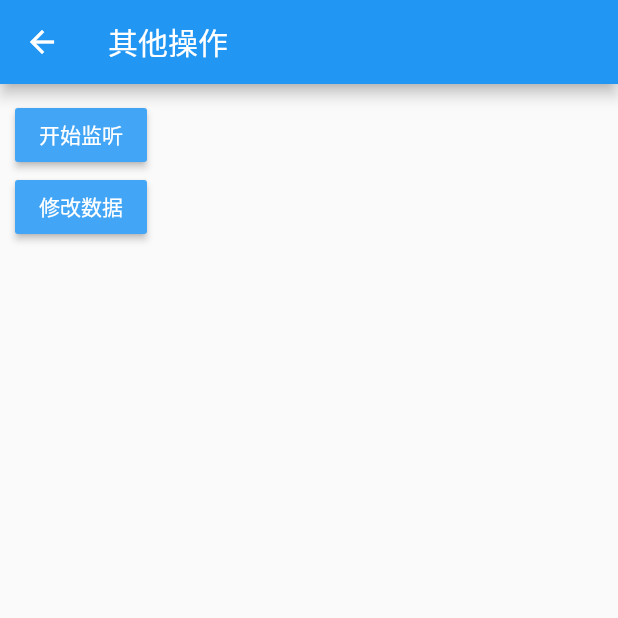
After one commit to bmob/bmob-flutter-sdk, a Flutter app: the RealTimePage screen opened by its route, on a phone screen of 412 x 824 dp, the top half of it. The commit adds this screen. Run offline on Flutter 3.47's test engine with Material 2 defaults, Android fonts, the phone set to English and light mode, and no system bars; our stand-ins replace dio; generated files the repository leaves out were written again.

Commit message:
add realtime data

```diff
--- a/data_demo/lib/main.dart
+++ b/data_demo/lib/main.dart
@@ -14,6 +14,7 @@ import 'page/query_page.dart';
 import 'page/pointer_page.dart';
 import 'page/acl_page.dart';
 import 'page/geo_point_page.dart';
+import 'page/real_time_page.dart';
 void main() => runApp(MyApp());
 
 class MyApp extends StatelessWidget {
@@ -52,6 +53,7 @@ class MyApp extends StatelessWidget {
         'pointerRoute':(BuildContext context)=>new PointerPage(),
         'aclRoute':(BuildContext context)=>new AclPage(),
         'geoPointRoute':(BuildContext context)=> new GeoPointPage(),
+        'realtimeRoute':(BuildContext context)=> new RealTimePage(),
       },
     );
   }
--- /dev/null
+++ b/data_demo/lib/page/real_time_page.dart
@@ -0,0 +1,64 @@
+import 'dart:convert';
+
+import 'package:flutter/material.dart';
+
+import 'package:data_plugin/bmob/realtime/real_time_data_manager.dart';
+import 'package:data_plugin/bmob/realtime/client.dart';
+import 'package:data_plugin/bmob/realtime/change.dart';
+import '../bean/blog.dart';
+class RealTimePage extends StatefulWidget {
+  @override
+  _RealTimeState createState() {
+    // TODO: implement createState
+    return _RealTimeState();
+  }
+}
+
+class _RealTimeState extends State<RealTimePage> {
+  @override
+  Widget build(BuildContext context) {
+    // TODO: implement build
+    return new Scaffold(
+      appBar: new AppBar(
+        title: Text("其他操作"),
+      ),
+      body: new Container(
+        margin: new EdgeInsets.all(10.0),
+        child: new Column(
+          children: <Widget>[
+            RaisedButton(
+                onPressed: () {
+                  _listen();
+                },
+                color: Colors.blue[400],
+                child: new Text('开始监听',
+                    style: new TextStyle(color: Colors.white))),
+
+          ],
+        ),
+      ),
+    );
+  }
+
+
+  ///数据监听
+  void _listen() {
+    RealTimeDataManager.getInstance().listen(
+        onConnected: (Client client) {
+          print("监听数据连接成功，开始订阅消息！");
+          client.subTableUpdate("Blog");
+        },
+        onDisconnected: () {
+          print("监听数据断开连接");
+        },
+        onDataChanged: (Change data) {
+          Blog blog = Blog.fromJson(data.data);
+          print("监听到数据变化："+blog.toJson().toString());
+        },
+        onError: (error) {
+          print("监听数据发送错误："+error.toString());
+        });
+  }
+
+
+}
--- a/data_demo/pubspec.yaml
+++ b/data_demo/pubspec.yaml
@@ -24,7 +24,7 @@ dependencies:
   # The following adds the Cupertino Icons font to your application.
   # Use with the CupertinoIcons class for iOS style icons.
   cupertino_icons: ^0.1.2
-  data_plugin: ^0.0.5
+  data_plugin: ^0.0.6
   permission_handler: ^3.0.0
 
 dev_dependencies:
--- a/data_plugin/example/lib/main.dart
+++ b/data_plugin/example/lib/main.dart
@@ -14,6 +14,8 @@ import 'page/query_page.dart';
 import 'page/pointer_page.dart';
 import 'page/acl_page.dart';
 import 'page/geo_point_page.dart';
+import 'page/real_time_page.dart';
+
 void main() => runApp(MyApp());
 
 class MyApp extends StatelessWidget {
@@ -52,6 +54,7 @@ class MyApp extends StatelessWidget {
         'pointerRoute':(BuildContext context)=>new PointerPage(),
         'aclRoute':(BuildContext context)=>new AclPage(),
         'geoPointRoute':(BuildContext context)=> new GeoPointPage(),
+        'realtimeRoute':(BuildContext context)=> new RealTimePage(),
       },
     );
   }
--- /dev/null
+++ b/data_plugin/example/lib/page/real_time_page.dart
@@ -0,0 +1,72 @@
+import 'dart:convert';
+
+import 'package:flutter/material.dart';
+
+import 'package:data_plugin/bmob/realtime/real_time_data_manager.dart';
+import 'package:data_plugin/bmob/realtime/client.dart';
+import 'package:data_plugin/bmob/realtime/change.dart';
+import '../bean/blog.dart';
+class RealTimePage extends StatefulWidget {
+  @override
+  _RealTimeState createState() {
+    // TODO: implement createState
+    return _RealTimeState();
+  }
+}
+
+class _RealTimeState extends State<RealTimePage> {
+  @override
+  Widget build(BuildContext context) {
+    // TODO: implement build
+    return new Scaffold(
+      appBar: new AppBar(
+        title: Text("其他操作"),
+      ),
+      body: new Container(
+        margin: new EdgeInsets.all(10.0),
+        child: new Column(
+          children: <Widget>[
+            RaisedButton(
+                onPressed: () {
+                  _listen();
+                },
+                color: Colors.blue[400],
+                child: new Text('开始监听',
+                    style: new TextStyle(color: Colors.white))),
+            RaisedButton(
+                onPressed: () {
+                  _change();
+                },
+                color: Colors.blue[400],
+                child: new Text('修改数据',
+                    style: new TextStyle(color: Colors.white))),
+          ],
+        ),
+      ),
+    );
+  }
+
+
+  ///数据监听
+  void _listen() {
+    RealTimeDataManager.getInstance().listen(
+        onConnected: (Client client) {
+          print("监听数据连接成功，开始订阅消息！");
+          client.subTableUpdate("Blog");
+        },
+        onDisconnected: () {
+          print("监听数据断开连接");
+        },
+        onDataChanged: (Change data) {
+          Blog blog = Blog.fromJson(data.data);
+          print("监听到数据变化："+blog.toJson().toString());
+        },
+        onError: (error) {
+          print("监听数据发送错误："+error.toString());
+        });
+  }
+
+  void _change() {
+
+  }
+}
--- a/data_plugin/lib/bmob/bmob_query.dart
+++ b/data_plugin/lib/bmob/bmob_query.dart
@@ -137,7 +137,7 @@ class BmobQuery<T> {
   }
 
   ///查询多条数据
-  void queryObjects({Function successListener, Function errorListener}) async {
+  Future queryObjects({Function successListener, Function errorListener}) async {
     String tableName = T.toString();
     switch (tableName) {
       case "BmobInstallation":
--- /dev/null
+++ b/data_plugin/lib/bmob/realtime/change.dart
@@ -0,0 +1,29 @@
+library change;
+
+import 'package:json_annotation/json_annotation.dart';
+
+part 'change.g.dart';
+
+
+
+
+
+@JsonSerializable()
+class Change {
+    factory Change.fromJson(Map<String, dynamic> json) => _$ChangeFromJson(json);
+
+     Map<String, dynamic> toJson() => _$ChangeToJson(this);
+
+
+  String appKey;
+  String tableName;
+  String objectId;
+  String action;
+  var data;
+
+  Change();
+
+
+
+
+}
--- /dev/null
+++ b/data_plugin/lib/bmob/realtime/message.dart
@@ -0,0 +1,18 @@
+library message;
+
+import 'package:json_annotation/json_annotation.dart';
+
+part 'message.g.dart';
+
+@JsonSerializable()
+class Message {
+  factory Message.fromJson(Map<String, dynamic> json) =>
+      _$MessageFromJson(json);
+
+  Map<String, dynamic> toJson() => _$MessageToJson(this);
+
+  String name;
+  List<String> args;
+
+  Message();
+}
--- a/data_plugin/pubspec.yaml
+++ b/data_plugin/pubspec.yaml
@@ -1,6 +1,6 @@
 name: data_plugin
 description: Bmob Data Flutter plugin.
-version: 0.0.5
+version: 0.0.6
 author: chaozhouzhang <13760289294@139.com>
 homepage: https://github.com/chaozhouzhang
 
@@ -14,6 +14,7 @@ dependencies:
   dio: ^1.0.12
   flutter_spinkit: ^1.0.0
   json_annotation: ^2.0.0
+  web_socket_channel: ^1.0.12
 
 dev_dependencies:
   flutter_test:
```
Also changed, not shown: data_demo/lib/page/home_page.dart (+9 -0 lines), data_plugin/example/lib/page/home_page.dart (+9 -0 lines), data_plugin/lib/bmob/bmob_dio.dart (+22 -1 lines), data_plugin/lib/bmob/realtime/client.dart (added, +345 -0 lines), data_plugin/lib/bmob/realtime/real_time_data_manager.dart (added, +33 -0 lines), data_plugin/lib/bmob/response/bmob_response.dart (added, +7 -0 lines), data_demo/pubspec.lock, data_plugin/example/pubspec.lock, data_plugin/lib/bmob/realtime/change.g.dart (added), data_plugin/lib/bmob/realtime/message.g.dart (added), data_plugin/pubspec.lock, 1 other file.
